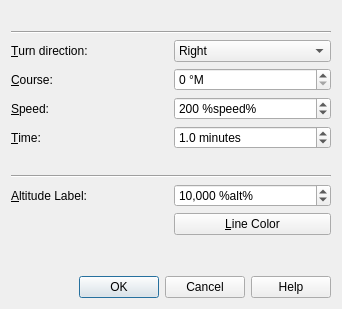
The window that src/gui/holddialog.ui (albar965/littlenavmap) describes before a commit, drawn with Qt 5.
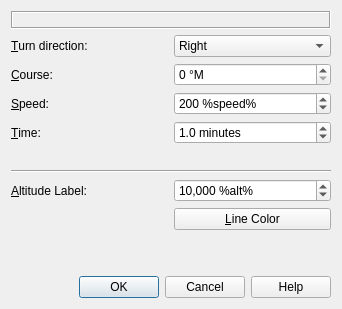
The same window after the commit.

Patch:
```diff
--- a/src/gui/holddialog.ui
+++ b/src/gui/holddialog.ui
@@ -14,27 +14,112 @@
    <string>Little Navmap - Holding</string>
   </property>
   <layout class="QGridLayout" name="gridLayout">
-   <item row="2" column="0">
-    <widget class="QLabel" name="labelHoldTurnDirection">
+   <item row="6" column="0" colspan="2">
+    <widget class="Line" name="line_2">
+     <property name="orientation">
+      <enum>Qt::Horizontal</enum>
+     </property>
+    </widget>
+   </item>
+   <item row="2" column="1">
+    <widget class="QSpinBox" name="spinBoxHoldCourse">
+     <property name="toolTip">
+      <string>Magnetic heading of inbound course to fix</string>
+     </property>
+     <property name="showGroupSeparator" stdset="0">
+      <bool>true</bool>
+     </property>
+     <property name="suffix">
+      <string> °M</string>
+     </property>
+     <property name="minimum">
+      <number>0</number>
+     </property>
+     <property name="maximum">
+      <number>360</number>
+     </property>
+     <property name="singleStep">
+      <number>1</number>
+     </property>
+     <property name="value">
+      <number>0</number>
+     </property>
+    </widget>
+   </item>
+   <item row="10" column="0" colspan="2">
+    <widget class="QDialogButtonBox" name="buttonBoxHold">
+     <property name="orientation">
+      <enum>Qt::Horizontal</enum>
+     </property>
+     <property name="standardButtons">
+      <set>QDialogButtonBox::Cancel|QDialogButtonBox::Help|QDialogButtonBox::Ok</set>
+     </property>
+    </widget>
+   </item>
+   <item row="1" column="1">
+    <widget class="QComboBox" name="comboBoxHoldTurnDirection">
+     <property name="toolTip">
+      <string>Turn direction at the holding fix</string>
+     </property>
+     <item>
+      <property name="text">
+       <string>Right</string>
+      </property>
+     </item>
+     <item>
+      <property name="text">
+       <string>Left</string>
+      </property>
+     </item>
+    </widget>
+   </item>
+   <item row="4" column="0">
+    <widget class="QLabel" name="labelHoldTime">
      <property name="text">
-      <string>&amp;Turn direction:</string>
+      <string>&amp;Time:</string>
      </property>
      <property name="buddy">
-      <cstring>comboBoxHoldTurnDirection</cstring>
+      <cstring>doubleSpinBoxHoldTime</cstring>
+     </property>
+    </widget>
+   </item>
+   <item row="5" column="0" colspan="2">
+    <widget class="QLabel" name="labelHoldLength">
+     <property name="text">
+      <string/>
+     </property>
+     <property name="textInteractionFlags">
+      <set>Qt::LinksAccessibleByMouse|Qt::TextSelectableByMouse</set>
+     </property>
+    </widget>
+   </item>
+   <item row="8" column="1">
+    <widget class="QPushButton" name="pushButtonHoldColor">
+     <property name="text">
+      <string>&amp;Line Color</string>
      </property>
     </widget>
    </item>
    <item row="0" column="0" colspan="2">
     <widget class="QLabel" name="labelHoldNavaid">
+     <property name="frameShape">
+      <enum>QFrame::Box</enum>
+     </property>
+     <property name="frameShadow">
+      <enum>QFrame::Sunken</enum>
+     </property>
      <property name="text">
       <string/>
      </property>
+     <property name="margin">
+      <number>5</number>
+     </property>
      <property name="textInteractionFlags">
       <set>Qt::LinksAccessibleByMouse|Qt::TextSelectableByMouse</set>
      </property>
     </widget>
    </item>
-   <item row="8" column="0">
+   <item row="7" column="0">
     <widget class="QLabel" name="labelHoldAltitude">
      <property name="text">
       <string>&amp;Altitude Label:</string>
@@ -44,34 +129,7 @@
      </property>
     </widget>
    </item>
-   <item row="11" column="0" colspan="2">
-    <widget class="QDialogButtonBox" name="buttonBoxHold">
-     <property name="orientation">
-      <enum>Qt::Horizontal</enum>
-     </property>
-     <property name="standardButtons">
-      <set>QDialogButtonBox::Cancel|QDialogButtonBox::Help|QDialogButtonBox::Ok</set>
-     </property>
-    </widget>
-   </item>
-   <item row="1" column="0" colspan="2">
-    <widget class="Line" name="line">
-     <property name="orientation">
-      <enum>Qt::Horizontal</enum>
-     </property>
-    </widget>
-   </item>
-   <item row="4" column="0">
-    <widget class="QLabel" name="labelHoldSpeed">
-     <property name="text">
-      <string>&amp;Speed:</string>
-     </property>
-     <property name="buddy">
-      <cstring>spinBoxHoldSpeed</cstring>
-     </property>
-    </widget>
-   </item>
-   <item row="5" column="1">
+   <item row="4" column="1">
     <widget class="QDoubleSpinBox" name="doubleSpinBoxHoldTime">
      <property name="toolTip">
       <string>Time to fly the straight legs of the holding</string>
@@ -99,24 +157,7 @@
      </property>
     </widget>
    </item>
-   <item row="2" column="1">
-    <widget class="QComboBox" name="comboBoxHoldTurnDirection">
-     <property name="toolTip">
-      <string>Turn direction at the holding fix</string>
-     </property>
-     <item>
-      <property name="text">
-       <string>Right</string>
-      </property>
-     </item>
-     <item>
-      <property name="text">
-       <string>Left</string>
-      </property>
-     </item>
-    </widget>
-   </item>
-   <item row="8" column="1">
+   <item row="7" column="1">
     <widget class="QSpinBox" name="spinBoxHoldAltitude">
      <property name="toolTip">
       <string>Altitude to display at label</string>
@@ -141,17 +182,7 @@
      </property>
     </widget>
    </item>
-   <item row="6" column="0" colspan="2">
-    <widget class="QLabel" name="labelHoldLength">
-     <property name="text">
-      <string/>
-     </property>
-     <property name="textInteractionFlags">
-      <set>Qt::LinksAccessibleByMouse|Qt::TextSelectableByMouse</set>
-     </property>
-    </widget>
-   </item>
-   <item row="10" column="0">
+   <item row="9" column="0">
     <spacer name="verticalSpacer">
      <property name="orientation">
       <enum>Qt::Vertical</enum>
@@ -164,7 +195,27 @@
      </property>
     </spacer>
    </item>
-   <item row="4" column="1">
+   <item row="3" column="0">
+    <widget class="QLabel" name="labelHoldSpeed">
+     <property name="text">
+      <string>&amp;Speed:</string>
+     </property>
+     <property name="buddy">
+      <cstring>spinBoxHoldSpeed</cstring>
+     </property>
+    </widget>
+   </item>
+   <item row="1" column="0">
+    <widget class="QLabel" name="labelHoldTurnDirection">
+     <property name="text">
+      <string>&amp;Turn direction:</string>
+     </property>
+     <property name="buddy">
+      <cstring>comboBoxHoldTurnDirection</cstring>
+     </property>
+    </widget>
+   </item>
+   <item row="3" column="1">
     <widget class="QSpinBox" name="spinBoxHoldSpeed">
      <property name="toolTip">
       <string>Aircraft speed in the holding</string>
@@ -189,14 +240,7 @@
      </property>
     </widget>
    </item>
-   <item row="9" column="1">
-    <widget class="QPushButton" name="pushButtonHoldColor">
-     <property name="text">
-      <string>&amp;Line Color</string>
-     </property>
-    </widget>
-   </item>
-   <item row="3" column="0">
+   <item row="2" column="0">
     <widget class="QLabel" name="labelHoldCourse">
      <property name="text">
       <string>&amp;Course:</string>
@@ -206,48 +250,6 @@
      </property>
     </widget>
    </item>
-   <item row="5" column="0">
-    <widget class="QLabel" name="labelHoldTime">
-     <property name="text">
-      <string>&amp;Time:</string>
-     </property>
-     <property name="buddy">
-      <cstring>doubleSpinBoxHoldTime</cstring>
-     </property>
-    </widget>
-   </item>
-   <item row="3" column="1">
-    <widget class="QSpinBox" name="spinBoxHoldCourse">
-     <property name="toolTip">
-      <string>Magnetic heading of inbound course to fix</string>
-     </property>
-     <property name="showGroupSeparator" stdset="0">
-      <bool>true</bool>
-     </property>
-     <property name="suffix">
-      <string> °M</string>
-     </property>
-     <property name="minimum">
-      <number>0</number>
-     </property>
-     <property name="maximum">
-      <number>360</number>
-     </property>
-     <property name="singleStep">
-      <number>1</number>
-     </property>
-     <property name="value">
-      <number>0</number>
-     </property>
-    </widget>
-   </item>
-   <item row="7" column="0" colspan="2">
-    <widget class="Line" name="line_2">
-     <property name="orientation">
-      <enum>Qt::Horizontal</enum>
-     </property>
-    </widget>
-   </item>
   </layout>
  </widget>
  <tabstops>
```
